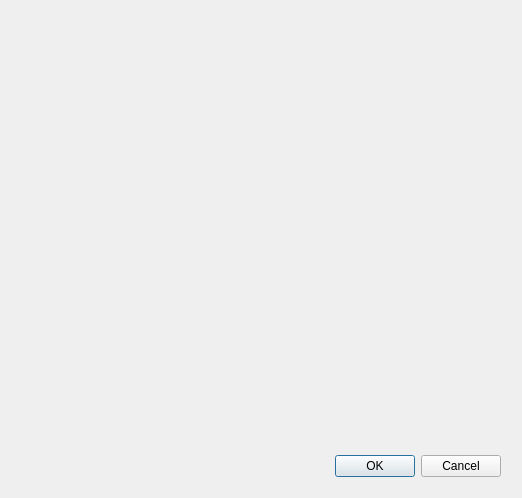
Old version of the form Lab1-EGUI/addrecwindow.ui in the repository XianFN/Lab1EGUI-qt-.
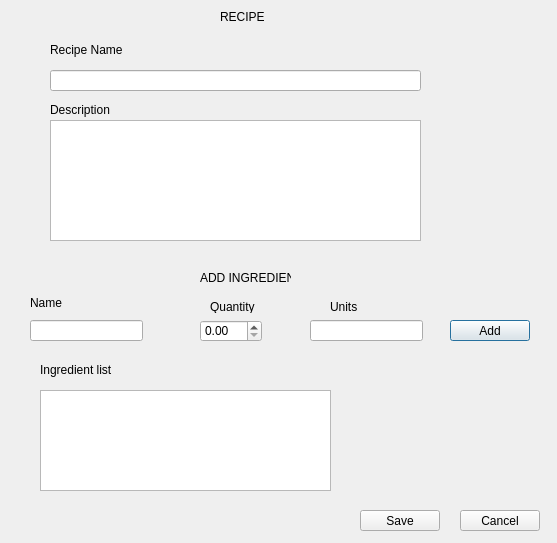
New version of the form.

Diff of the .ui file:
```diff
--- a/Lab1-EGUI/addrecwindow.ui
+++ b/Lab1-EGUI/addrecwindow.ui
@@ -6,27 +6,214 @@
    <rect>
     <x>0</x>
     <y>0</y>
-    <width>522</width>
-    <height>498</height>
+    <width>557</width>
+    <height>543</height>
    </rect>
   </property>
   <property name="windowTitle">
    <string>Dialog</string>
   </property>
-  <widget class="QDialogButtonBox" name="buttonBox">
+  <widget class="QTextEdit" name="inpRecDesc">
    <property name="geometry">
     <rect>
-     <x>160</x>
-     <y>450</y>
-     <width>341</width>
-     <height>32</height>
+     <x>50</x>
+     <y>120</y>
+     <width>371</width>
+     <height>121</height>
     </rect>
    </property>
-   <property name="orientation">
-    <enum>Qt::Horizontal</enum>
+  </widget>
+  <widget class="QLineEdit" name="inpRecName">
+   <property name="geometry">
+    <rect>
+     <x>50</x>
+     <y>70</y>
+     <width>371</width>
+     <height>21</height>
+    </rect>
    </property>
-   <property name="standardButtons">
-    <set>QDialogButtonBox::Cancel|QDialogButtonBox::Ok</set>
+  </widget>
+  <widget class="QLineEdit" name="inpIngName">
+   <property name="geometry">
+    <rect>
+     <x>30</x>
+     <y>320</y>
+     <width>113</width>
+     <height>21</height>
+    </rect>
+   </property>
+  </widget>
+  <widget class="QLineEdit" name="inpIngUnits">
+   <property name="geometry">
+    <rect>
+     <x>310</x>
+     <y>320</y>
+     <width>113</width>
+     <height>21</height>
+    </rect>
+   </property>
+  </widget>
+  <widget class="QDoubleSpinBox" name="inpIngQuantity">
+   <property name="geometry">
+    <rect>
+     <x>200</x>
+     <y>320</y>
+     <width>62</width>
+     <height>22</height>
+    </rect>
+   </property>
+  </widget>
+  <widget class="QLabel" name="label">
+   <property name="geometry">
+    <rect>
+     <x>50</x>
+     <y>40</y>
+     <width>81</width>
+     <height>20</height>
+    </rect>
+   </property>
+   <property name="text">
+    <string>Recipe Name</string>
+   </property>
+  </widget>
+  <widget class="QLabel" name="label_2">
+   <property name="geometry">
+    <rect>
+     <x>50</x>
+     <y>100</y>
+     <width>71</width>
+     <height>20</height>
+    </rect>
+   </property>
+   <property name="text">
+    <string>Description</string>
+   </property>
+  </widget>
+  <widget class="QLabel" name="label_3">
+   <property name="geometry">
+    <rect>
+     <x>30</x>
+     <y>293</y>
+     <width>101</width>
+     <height>20</height>
+    </rect>
+   </property>
+   <property name="text">
+    <string>Name</string>
+   </property>
+  </widget>
+  <widget class="QLabel" name="label_4">
+   <property name="geometry">
+    <rect>
+     <x>210</x>
+     <y>300</y>
+     <width>47</width>
+     <height>13</height>
+    </rect>
+   </property>
+   <property name="text">
+    <string>Quantity</string>
+   </property>
+  </widget>
+  <widget class="QLabel" name="label_5">
+   <property name="geometry">
+    <rect>
+     <x>330</x>
+     <y>300</y>
+     <width>47</width>
+     <height>13</height>
+    </rect>
+   </property>
+   <property name="text">
+    <string>Units</string>
+   </property>
+  </widget>
+  <widget class="QLabel" name="label_6">
+   <property name="geometry">
+    <rect>
+     <x>200</x>
+     <y>270</y>
+     <width>91</width>
+     <height>16</height>
+    </rect>
+   </property>
+   <property name="text">
+    <string>ADD INGREDIENT</string>
+   </property>
+  </widget>
+  <widget class="QLabel" name="label_7">
+   <property name="geometry">
+    <rect>
+     <x>220</x>
+     <y>10</y>
+     <width>47</width>
+     <height>13</height>
+    </rect>
+   </property>
+   <property name="text">
+    <string>RECIPE</string>
+   </property>
+  </widget>
+  <widget class="QPushButton" name="btnaddIngredient">
+   <property name="geometry">
+    <rect>
+     <x>450</x>
+     <y>320</y>
+     <width>80</width>
+     <height>21</height>
+    </rect>
+   </property>
+   <property name="text">
+    <string>Add</string>
+   </property>
+  </widget>
+  <widget class="QLabel" name="label_8">
+   <property name="geometry">
+    <rect>
+     <x>40</x>
+     <y>360</y>
+     <width>81</width>
+     <height>20</height>
+    </rect>
+   </property>
+   <property name="text">
+    <string>Ingredient list</string>
+   </property>
+  </widget>
+  <widget class="QPushButton" name="btnsave">
+   <property name="geometry">
+    <rect>
+     <x>360</x>
+     <y>510</y>
+     <width>80</width>
+     <height>21</height>
+    </rect>
+   </property>
+   <property name="text">
+    <string>Save</string>
+   </property>
+  </widget>
+  <widget class="QPushButton" name="btncancel">
+   <property name="geometry">
+    <rect>
+     <x>460</x>
+     <y>510</y>
+     <width>80</width>
+     <height>21</height>
+    </rect>
+   </property>
+   <property name="text">
+    <string>Cancel</string>
+   </property>
+  </widget>
+  <widget class="QListWidget" name="listWidget">
+   <property name="geometry">
+    <rect>
+     <x>40</x>
+     <y>390</y>
+     <width>291</width>
+     <height>101</height>
+    </rect>
    </property>
   </widget>
  </widget>
```
Left out of the diff: 35 changed lines with no effect on the pictures.
